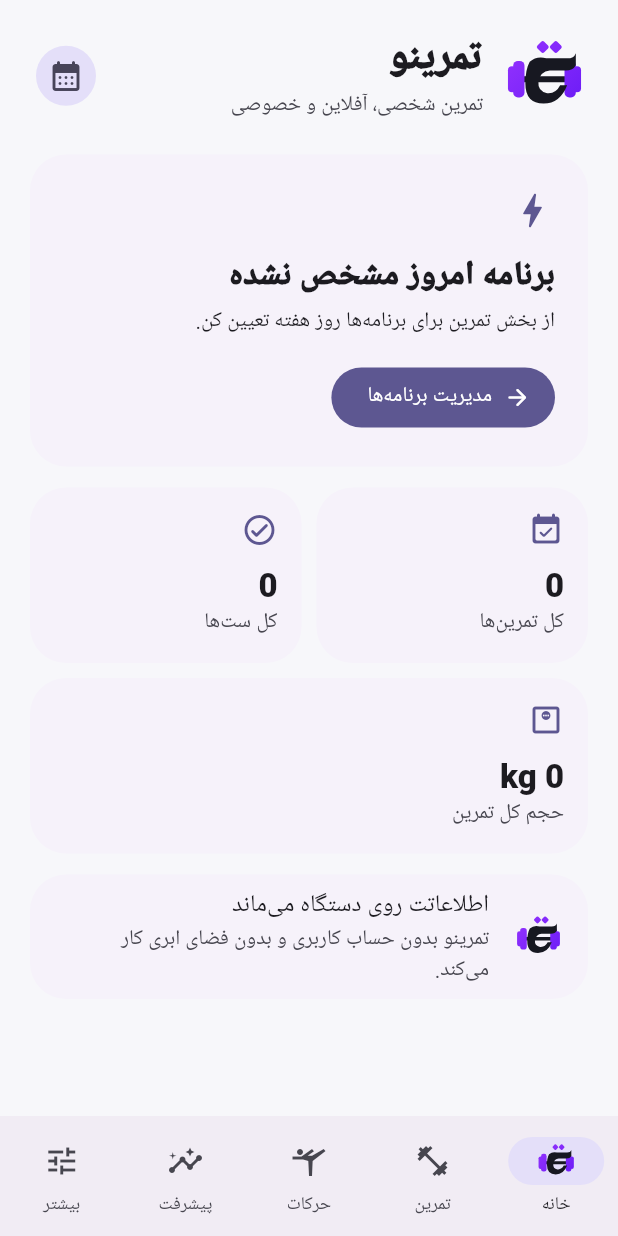
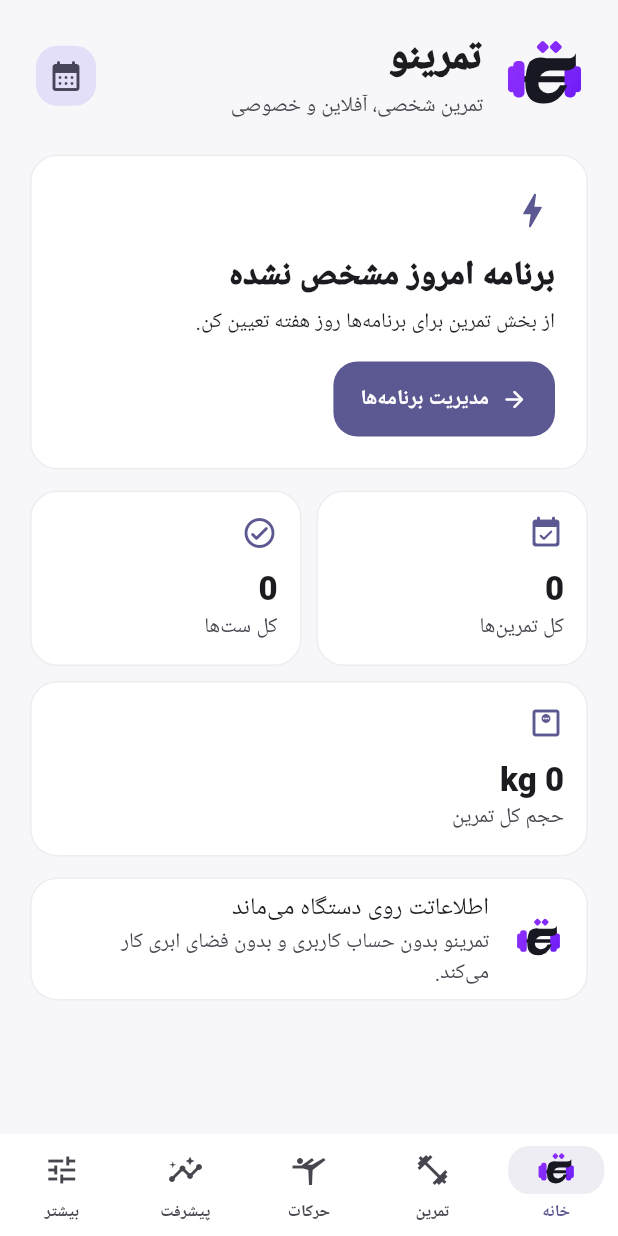
Before and after one commit to sahandse/tamrino, a Flutter app: the screen it shows after launch, on a phone screen of 412 x 824 dp. Run offline on Flutter 3.47's test engine with Material 3 defaults, Android fonts, the phone set to English and light mode, and no system bars; our stand-ins replace file_picker, flutter_local_notifications, flutter_timezone, shared_preferences, sqflite, timezone; accounts and stored records are empty.

Commit message:
design: refresh Tamrino minimal design system

```diff
--- a/lib/core/theme/app_theme.dart
+++ b/lib/core/theme/app_theme.dart
@@ -1,34 +1,129 @@
 import 'package:flutter/material.dart';
 
 class AppTheme {
-  static const _seed = Color(0xFF6C5CE7);
+  static const seed = Color(0xFF6D5DFB);
+  static const _lightBackground = Color(0xFFF7F7F9);
+  static const _darkBackground = Color(0xFF0B0B0F);
 
-  static ThemeData get light => ThemeData(
+  static ThemeData get light => _build(Brightness.light);
+  static ThemeData get dark => _build(Brightness.dark);
+
+  static ThemeData _build(Brightness brightness) {
+    final dark = brightness == Brightness.dark;
+    final scheme = ColorScheme.fromSeed(
+      seedColor: seed,
+      brightness: brightness,
+      surface: dark ? const Color(0xFF121217) : Colors.white,
+    );
+
+    final base = ThemeData(
       useMaterial3: true,
-        colorScheme: ColorScheme.fromSeed(seedColor: _seed),
-        scaffoldBackgroundColor: const Color(0xFFF7F7FA),
-        cardTheme: const CardThemeData(
+      brightness: brightness,
+      colorScheme: scheme,
+      scaffoldBackgroundColor: dark ? _darkBackground : _lightBackground,
+      splashFactory: InkSparkle.splashFactory,
+    );
+
+    return base.copyWith(
+      textTheme: base.textTheme.copyWith(
+        headlineLarge: base.textTheme.headlineLarge?.copyWith(fontWeight: FontWeight.w900, letterSpacing: -1.1),
+        headlineMedium: base.textTheme.headlineMedium?.copyWith(fontWeight: FontWeight.w900, letterSpacing: -.8),
+        headlineSmall: base.textTheme.headlineSmall?.copyWith(fontWeight: FontWeight.w900, letterSpacing: -.5),
+        titleLarge: base.textTheme.titleLarge?.copyWith(fontWeight: FontWeight.w800),
+        titleMedium: base.textTheme.titleMedium?.copyWith(fontWeight: FontWeight.w800),
+        bodyLarge: base.textTheme.bodyLarge?.copyWith(height: 1.45),
+        bodyMedium: base.textTheme.bodyMedium?.copyWith(height: 1.45),
+      ),
+      cardTheme: CardThemeData(
         elevation: 0,
         margin: EdgeInsets.zero,
+        color: dark ? const Color(0xFF141419) : Colors.white,
+        surfaceTintColor: Colors.transparent,
         shape: RoundedRectangleBorder(
-            borderRadius: BorderRadius.all(Radius.circular(24)),
+          borderRadius: BorderRadius.circular(18),
+          side: BorderSide(
+            color: dark ? Colors.white.withValues(alpha: .055) : const Color(0xFFECECF1),
           ),
         ),
+      ),
+      dividerTheme: DividerThemeData(
+        thickness: 1,
+        color: dark ? Colors.white.withValues(alpha: .07) : const Color(0xFFECECF1),
+      ),
+      navigationBarTheme: NavigationBarThemeData(
+        height: 68,
+        elevation: 0,
+        backgroundColor: dark ? const Color(0xFF101014) : Colors.white,
+        surfaceTintColor: Colors.transparent,
+        indicatorColor: scheme.primary.withValues(alpha: dark ? .19 : .11),
+        indicatorShape: RoundedRectangleBorder(borderRadius: BorderRadius.circular(14)),
+        labelTextStyle: WidgetStateProperty.resolveWith((states) {
+          return TextStyle(
+            fontSize: 11,
+            fontWeight: states.contains(WidgetState.selected) ? FontWeight.w800 : FontWeight.w600,
+            color: states.contains(WidgetState.selected) ? scheme.primary : scheme.onSurfaceVariant,
           );
-
-  static ThemeData get dark => ThemeData(
-        useMaterial3: true,
-        colorScheme: ColorScheme.fromSeed(
-          seedColor: _seed,
-          brightness: Brightness.dark,
+        }),
       ),
-        scaffoldBackgroundColor: const Color(0xFF0F1014),
-        cardTheme: const CardThemeData(
+      appBarTheme: AppBarTheme(
         elevation: 0,
-          margin: EdgeInsets.zero,
-          shape: RoundedRectangleBorder(
-            borderRadius: BorderRadius.all(Radius.circular(24)),
+        centerTitle: false,
+        scrolledUnderElevation: 0,
+        surfaceTintColor: Colors.transparent,
+        backgroundColor: dark ? _darkBackground : _lightBackground,
+        titleTextStyle: base.textTheme.titleLarge?.copyWith(color: scheme.onSurface, fontWeight: FontWeight.w900),
       ),
+      inputDecorationTheme: InputDecorationTheme(
+        filled: true,
+        fillColor: dark ? const Color(0xFF17171D) : Colors.white,
+        contentPadding: const EdgeInsets.symmetric(horizontal: 16, vertical: 15),
+        border: OutlineInputBorder(borderRadius: BorderRadius.circular(16), borderSide: BorderSide.none),
+        enabledBorder: OutlineInputBorder(
+          borderRadius: BorderRadius.circular(16),
+          borderSide: BorderSide(color: dark ? Colors.white.withValues(alpha: .06) : const Color(0xFFECECF1)),
+        ),
+        focusedBorder: OutlineInputBorder(
+          borderRadius: BorderRadius.circular(16),
+          borderSide: BorderSide(color: scheme.primary, width: 1.4),
+        ),
+      ),
+      chipTheme: base.chipTheme.copyWith(
+        side: BorderSide.none,
+        shape: RoundedRectangleBorder(borderRadius: BorderRadius.circular(12)),
+        labelStyle: const TextStyle(fontWeight: FontWeight.w700, fontSize: 12),
+        padding: const EdgeInsets.symmetric(horizontal: 8, vertical: 7),
+      ),
+      filledButtonTheme: FilledButtonThemeData(
+        style: FilledButton.styleFrom(
+          elevation: 0,
+          minimumSize: const Size(0, 50),
+          padding: const EdgeInsets.symmetric(horizontal: 18, vertical: 14),
+          shape: RoundedRectangleBorder(borderRadius: BorderRadius.circular(16)),
+          textStyle: const TextStyle(fontWeight: FontWeight.w800),
+        ),
+      ),
+      outlinedButtonTheme: OutlinedButtonThemeData(
+        style: OutlinedButton.styleFrom(
+          minimumSize: const Size(0, 50),
+          side: BorderSide(color: dark ? Colors.white.withValues(alpha: .1) : const Color(0xFFE0E0E7)),
+          shape: RoundedRectangleBorder(borderRadius: BorderRadius.circular(16)),
+          textStyle: const TextStyle(fontWeight: FontWeight.w800),
+        ),
+      ),
+      iconButtonTheme: IconButtonThemeData(
+        style: IconButton.styleFrom(shape: RoundedRectangleBorder(borderRadius: BorderRadius.circular(14))),
+      ),
+      snackBarTheme: SnackBarThemeData(
+        behavior: SnackBarBehavior.floating,
+        elevation: 0,
+        shape: RoundedRectangleBorder(borderRadius: BorderRadius.circular(16)),
+      ),
+      bottomSheetTheme: BottomSheetThemeData(
+        showDragHandle: true,
+        backgroundColor: dark ? const Color(0xFF121217) : Colors.white,
+        surfaceTintColor: Colors.transparent,
+        shape: const RoundedRectangleBorder(borderRadius: BorderRadius.vertical(top: Radius.circular(26))),
       ),
     );
   }
+}
```
Lines whose indentation alone changed are shown as unchanged.
